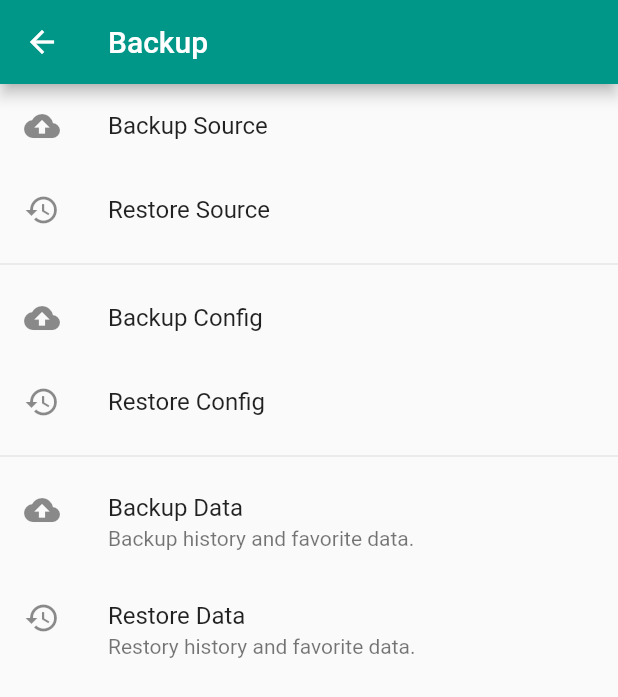
After one commit to feilongfl/AVIS, a Flutter app: the BackupPage screen opened by its route, on a phone screen of 412 x 824 dp. The commit adds this screen. Shown: the top 697 px of the screen. Run offline on Flutter 3.47's test engine with Material 2 defaults, Android fonts, the phone set to English and light mode, and no system bars; our stand-ins replace flutter_cache_manager, mvc_pattern, package_info; missing offline and left inert: flutter_advanced_networkimage, simple_gravatar; statements that could not run were skipped.

Commit message:
backup page

```diff
--- a/lib/MyApp.dart
+++ b/lib/MyApp.dart
@@ -5,6 +5,7 @@ import 'package:mvc_pattern/mvc_pattern.dart';
 import 'common/AppShareData.dart';
 import 'media/Media.dart';
 import 'ui/view/AboutPage.dart';
+import 'ui/view/BackupPage.dart';
 import 'ui/view/MediaInfoPage.dart';
 import 'ui/view/MediaViewPage.dart';
 import 'ui/view/SearchPage.dart';
@@ -40,6 +41,7 @@ class MyAppController extends ControllerMVC {
     AppRoutes.Home: (BuildContext context) => HomePage(),
     AppRoutes.Search: (BuildContext context) => SearchPage(),
     AppRoutes.About: (BuildContext context) => AboutPage(),
+    AppRoutes.Backup: (BuildContext context) => BackupPage(),
   };
 
   Route<dynamic> _unknowRoute(RouteSettings settings) {
--- /dev/null
+++ b/lib/ui/view/BackupPage.dart
@@ -0,0 +1,61 @@
+import 'package:flutter/material.dart';
+import 'package:package_info/package_info.dart';
+
+class BackupPage extends StatelessWidget {
+  @override
+  Widget build(BuildContext context) {
+    // TODO: implement build
+    return Scaffold(
+      appBar: AppBar(
+        title: Text("Backup"),
+      ),
+      body: FutureBuilder(
+        future: PackageInfo.fromPlatform(),
+        builder: (context, snapshot) {
+          return ListView(
+            children: <Widget>[
+              ListTile(
+                onTap: () {},
+                title: Text("Backup Source"),
+//                subtitle: Text(""),
+                leading: Icon(Icons.backup),
+              ),
+              ListTile(
+                onTap: () {},
+                title: Text("Restore Source"),
+//                subtitle: Text(""),
+                leading: Icon(Icons.restore),
+              ),
+              Divider(),
+              ListTile(
+                onTap: () {},
+                title: Text("Backup Config"),
+//                subtitle: Text(""),
+                leading: Icon(Icons.backup),
+              ),
+              ListTile(
+                onTap: () {},
+                title: Text("Restore Config"),
+//                subtitle: Text(""),
+                leading: Icon(Icons.restore),
+              ),
+              Divider(),
+              ListTile(
+                onTap: () {},
+                title: Text("Backup Data"),
+                subtitle: Text("Backup history and favorite data."),
+                leading: Icon(Icons.backup),
+              ),
+              ListTile(
+                onTap: () {},
+                title: Text("Restore Data"),
+                subtitle: Text("Restory history and favorite data."),
+                leading: Icon(Icons.restore),
+              ),
+            ],
+          );
+        },
+      ),
+    );
+  }
+}
```
